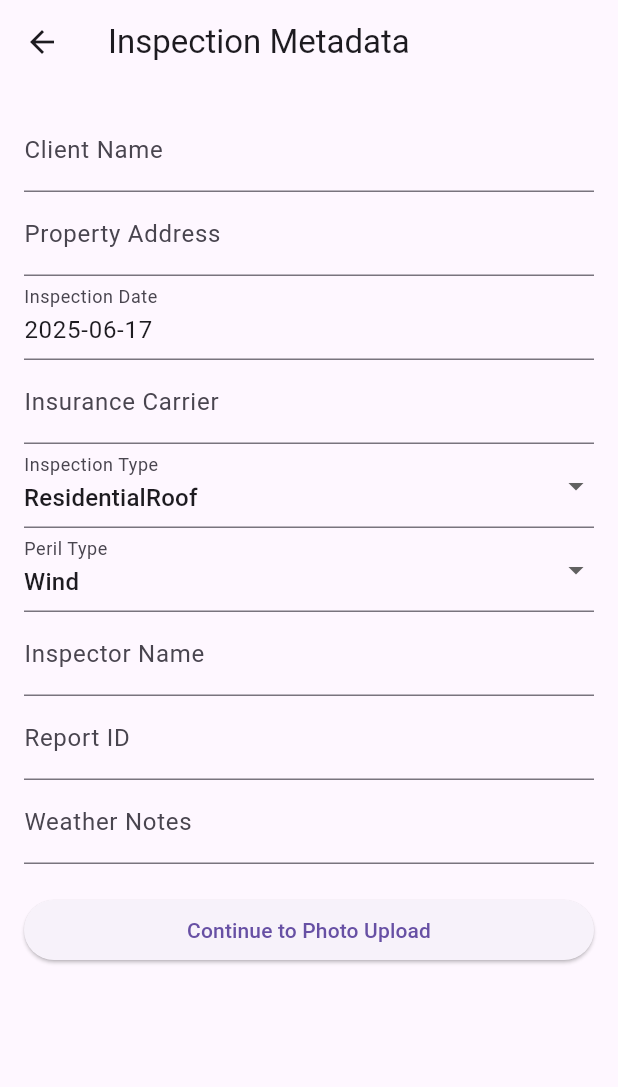
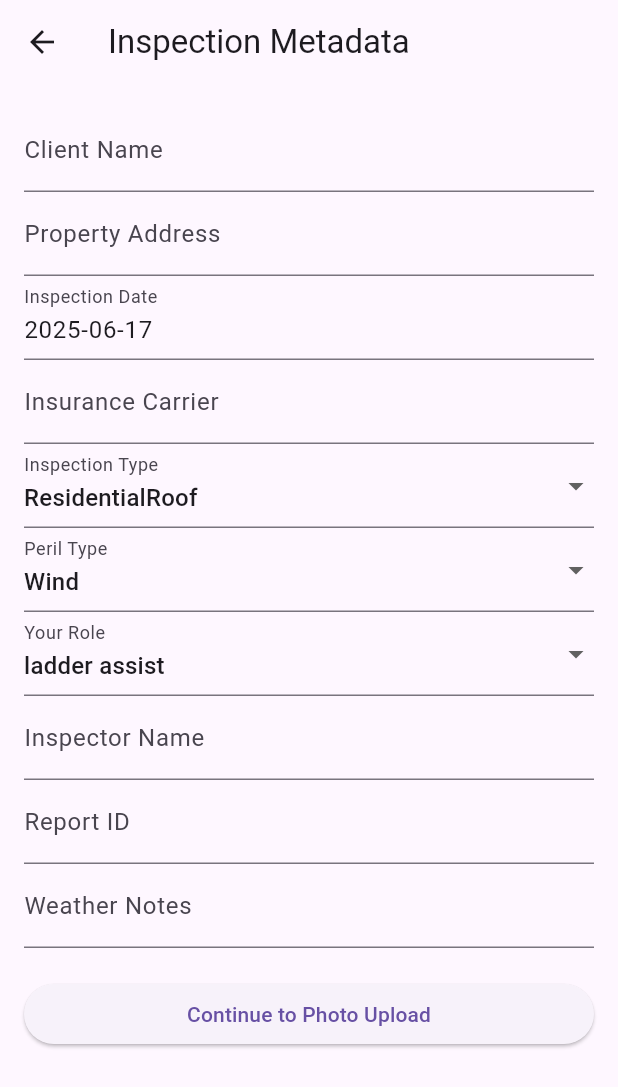
Before and after one commit to ClearSkyDev/clearsky_photo_reports, a Flutter app: the MetadataScreen screen opened by its route, on a phone screen of 412 x 824 dp. Shown: the top 1087 px of the screen. Run offline on Flutter 3.47's test engine with Material 3 defaults, Android fonts, the phone set to English and light mode, and no system bars; our stand-ins replace cloud_firestore, connectivity_plus, csv, file_picker, firebase_auth, firebase_core and 19 more; missing offline and left inert: dart:html; accounts and stored records are empty.

Commit message:
Add inspector role selection

```diff
--- a/lib/models/inspection_metadata.dart
+++ b/lib/models/inspection_metadata.dart
@@ -9,6 +9,7 @@ class InspectionMetadata {
   final PerilType perilType;
   final InspectionType inspectionType;
   final String? inspectorName;
+  final InspectorReportRole inspectorRole;
   final String? reportId;
   final String? weatherNotes;
 
@@ -20,6 +21,7 @@ class InspectionMetadata {
     required this.perilType,
     required this.inspectionType,
     this.inspectorName,
+    this.inspectorRole = InspectorReportRole.ladder_assist,
     this.reportId,
     this.weatherNotes,
   });
@@ -39,6 +41,13 @@ class InspectionMetadata {
       return InspectionType.residentialRoof;
     }
 
+    InspectorReportRole parseRole(String? value) {
+      for (final role in InspectorReportRole.values) {
+        if (role.name == value) return role;
+      }
+      return InspectorReportRole.ladder_assist;
+    }
+
     return InspectionMetadata(
       clientName: map['clientName'] ?? '',
       propertyAddress: map['propertyAddress'] ?? '',
@@ -49,6 +58,7 @@ class InspectionMetadata {
       perilType: parsePeril(map['perilType'] as String?),
       inspectionType: parseType(map['inspectionType'] as String?),
       inspectorName: map['inspectorName'] as String?,
+      inspectorRole: parseRole(map['inspectorRole'] as String?),
       reportId: map['reportId'] as String?,
       weatherNotes: map['weatherNotes'] as String?,
     );
@@ -56,3 +66,5 @@ class InspectionMetadata {
 }
 
 enum PerilType { wind, hail, fire, other }
+
+enum InspectorReportRole { ladder_assist, adjuster, contractor }
--- a/lib/screens/metadata_screen.dart
+++ b/lib/screens/metadata_screen.dart
@@ -31,6 +31,7 @@ class _MetadataScreenState extends State<MetadataScreen> {
   DateTime _inspectionDate = DateTime.now();
   PerilType _selectedPeril = PerilType.wind;
   InspectionType _selectedType = InspectionType.residentialRoof;
+  InspectorReportRole _selectedRole = InspectorReportRole.ladder_assist;
   List<ReportTemplate> _templates = [];
   ReportTemplate? _selectedTemplate;
 
@@ -48,6 +49,7 @@ class _MetadataScreenState extends State<MetadataScreen> {
       _inspectorNameController.text = meta.inspectorName ?? '';
       _reportIdController.text = meta.reportId ?? '';
       _weatherNotesController.text = meta.weatherNotes ?? '';
+      _selectedRole = meta.inspectorRole;
     } else {
       _loadProfile();
     }
@@ -127,6 +129,7 @@ class _MetadataScreenState extends State<MetadataScreen> {
         inspectorName: _inspectorNameController.text.isNotEmpty
             ? _inspectorNameController.text
             : null,
+        inspectorRole: _selectedRole,
         reportId: _reportIdController.text.isNotEmpty
             ? _reportIdController.text
             : null,
@@ -252,6 +255,26 @@ class _MetadataScreenState extends State<MetadataScreen> {
                   }
                 },
               ),
+              DropdownButtonFormField<InspectorReportRole>(
+                value: _selectedRole,
+                decoration:
+                    const InputDecoration(labelText: 'Your Role'),
+                items: InspectorReportRole.values
+                    .map(
+                      (r) => DropdownMenuItem(
+                        value: r,
+                        child: Text(r.name.replaceAll('_', ' ')),
+                      ),
+                    )
+                    .toList(),
+                onChanged: (value) {
+                  if (value != null) {
+                    setState(() {
+                      _selectedRole = value;
+                    });
+                  }
+                },
+              ),
               TextFormField(
                 controller: _inspectorNameController,
                 decoration: const InputDecoration(labelText: 'Inspector Name'),
--- a/lib/screens/report_preview_screen.dart
+++ b/lib/screens/report_preview_screen.dart
@@ -227,6 +227,7 @@ class _ReportPreviewScreenState extends State<ReportPreviewScreen> {
         'insuranceCarrier': _metadata.insuranceCarrier,
       'perilType': _metadata.perilType.name,
       'inspectionType': _metadata.inspectionType.name,
+      'inspectorRole': _metadata.inspectorRole.name,
       if (_metadata.inspectorName != null)
         'inspectorName': _metadata.inspectorName,
     };
@@ -294,6 +295,7 @@ class _ReportPreviewScreenState extends State<ReportPreviewScreen> {
     }
     buffer.writeln('<tr><td><strong>Peril Type:</strong></td><td>${_metadata.perilType.name}</td></tr>');
     buffer.writeln('<tr><td><strong>Inspection Type:</strong></td><td>${_metadata.inspectionType.name}</td></tr>');
+    buffer.writeln('<tr><td><strong>Inspector Role:</strong></td><td>${_metadata.inspectorRole.name.replaceAll('_', ' ')}</td></tr>');
     if (_metadata.inspectorName != null) {
       buffer.writeln('<tr><td><strong>Inspector Name:</strong></td><td>${_metadata.inspectorName}</td></tr>');
     }
@@ -570,6 +572,7 @@ class _ReportPreviewScreenState extends State<ReportPreviewScreen> {
                   pw.Text('Insurance Carrier: ${_metadata.insuranceCarrier}'),
                 pw.Text('Peril Type: ${_metadata.perilType.name}'),
                 pw.Text('Inspection Type: ${_metadata.inspectionType.name}'),
+                pw.Text('Inspector Role: ${_metadata.inspectorRole.name.replaceAll('_', ' ')}'),
                 if (_metadata.inspectorName != null)
                   pw.Text('Inspector Name: ${_metadata.inspectorName}'),
                 pw.SizedBox(height: 20),
@@ -646,6 +649,7 @@ class _ReportPreviewScreenState extends State<ReportPreviewScreen> {
               pw.Text('Insurance Carrier: ${_metadata.insuranceCarrier}'),
             pw.Text('Peril Type: ${_metadata.perilType.name}'),
             pw.Text('Inspection Type: ${_metadata.inspectionType.name}'),
+            pw.Text('Inspector Role: ${_metadata.inspectorRole.name.replaceAll('_', ' ')}'),
             if (_metadata.inspectorName != null)
               pw.Text('Inspector Name: ${_metadata.inspectorName}'),
             pw.SizedBox(height: 20),
@@ -852,6 +856,7 @@ class _ReportPreviewScreenState extends State<ReportPreviewScreen> {
                   Text('Insurance Carrier: ${_metadata.insuranceCarrier}'),
                 Text('Peril Type: ${_metadata.perilType.name}'),
                 Text('Inspection Type: ${_metadata.inspectionType.name}'),
+                Text('Inspector Role: ${_metadata.inspectorRole.name.replaceAll('_', ' ')}'),
                 if (_metadata.inspectorName != null)
                   Text('Inspector Name: ${_metadata.inspectorName}'),
               ],
--- a/lib/screens/send_report_screen.dart
+++ b/lib/screens/send_report_screen.dart
@@ -208,6 +208,7 @@ class _SendReportScreenState extends State<SendReportScreen> {
         'insuranceCarrier': widget.metadata.insuranceCarrier,
       'perilType': widget.metadata.perilType.name,
       'inspectionType': widget.metadata.inspectionType.name,
+      'inspectorRole': widget.metadata.inspectorRole.name,
       if (profile?.name != null)
         'inspectorName': profile!.name
       else if (widget.metadata.inspectorName != null)
@@ -393,6 +394,7 @@ class _SendReportScreenState extends State<SendReportScreen> {
         'insuranceCarrier': widget.metadata.insuranceCarrier,
       'perilType': widget.metadata.perilType.name,
       'inspectionType': widget.metadata.inspectionType.name,
+      'inspectorRole': widget.metadata.inspectorRole.name,
       if (profile?.name != null)
         'inspectorName': profile!.name
       else if (widget.metadata.inspectorName != null)
@@ -517,6 +519,7 @@ class _SendReportScreenState extends State<SendReportScreen> {
         'insuranceCarrier': widget.metadata.insuranceCarrier,
       'perilType': widget.metadata.perilType.name,
       'inspectionType': widget.metadata.inspectionType.name,
+      'inspectorRole': widget.metadata.inspectorRole.name,
       if (widget.metadata.inspectorName != null)
         'inspectorName': widget.metadata.inspectorName,
       if (widget.metadata.reportId != null)
--- a/lib/utils/export_utils.dart
+++ b/lib/utils/export_utils.dart
@@ -332,6 +332,7 @@ Future<String> _generateHtml(SavedReport report) async {
   }
   buffer.writeln('<p><strong>Peril Type:</strong> ${meta.perilType.name}</p>');
   buffer.writeln('<p><strong>Inspection Type:</strong> ${meta.inspectionType.name}</p>');
+  buffer.writeln('<p><strong>Inspector Role:</strong> ${meta.inspectorRole.name.replaceAll('_', ' ')}</p>');
   if (meta.inspectorName != null) {
     buffer.writeln('<p><strong>Inspector Name:</strong> ${meta.inspectorName}</p>');
   }
@@ -524,6 +525,7 @@ Future<Uint8List> _generatePdf(SavedReport report) async {
                 pw.Text('Insurance Carrier: ${meta.insuranceCarrier}'),
               pw.Text('Peril Type: ${meta.perilType.name}'),
               pw.Text('Inspection Type: ${meta.inspectionType.name}'),
+              pw.Text('Inspector Role: ${meta.inspectorRole.name.replaceAll('_', ' ')}'),
               if (meta.inspectorName != null)
                 pw.Text('Inspector Name: ${meta.inspectorName}'),
               pw.SizedBox(height: 20),
@@ -591,6 +593,7 @@ Future<Uint8List> _generatePdf(SavedReport report) async {
             pw.Text('Insurance Carrier: ${meta.insuranceCarrier}'),
           pw.Text('Peril Type: ${meta.perilType.name}'),
           pw.Text('Inspection Type: ${meta.inspectionType.name}'),
+          pw.Text('Inspector Role: ${meta.inspectorRole.name.replaceAll('_', ' ')}'),
           if (meta.inspectorName != null)
             pw.Text('Inspector Name: ${meta.inspectorName}'),
           pw.SizedBox(height: 20),
```
